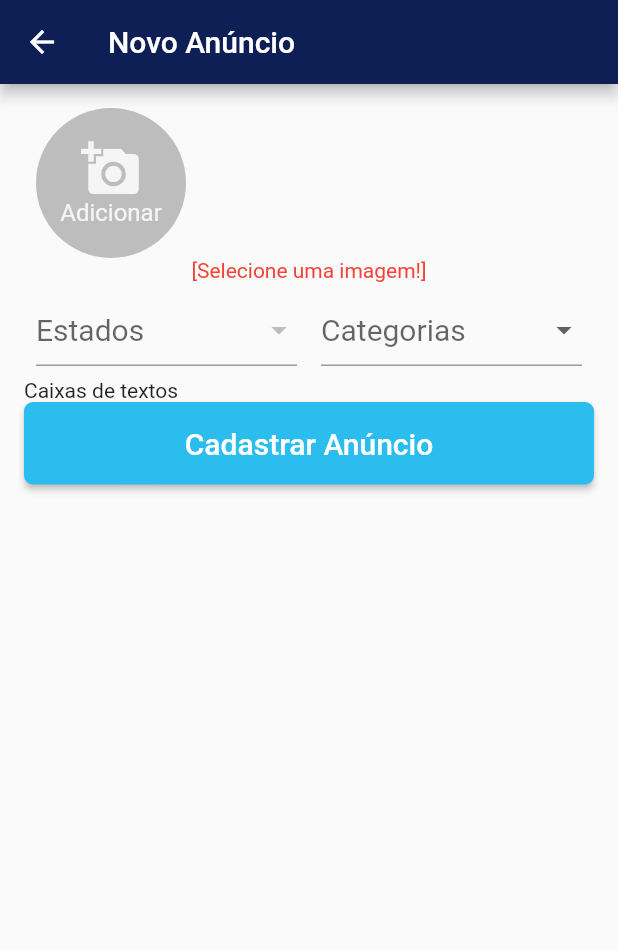
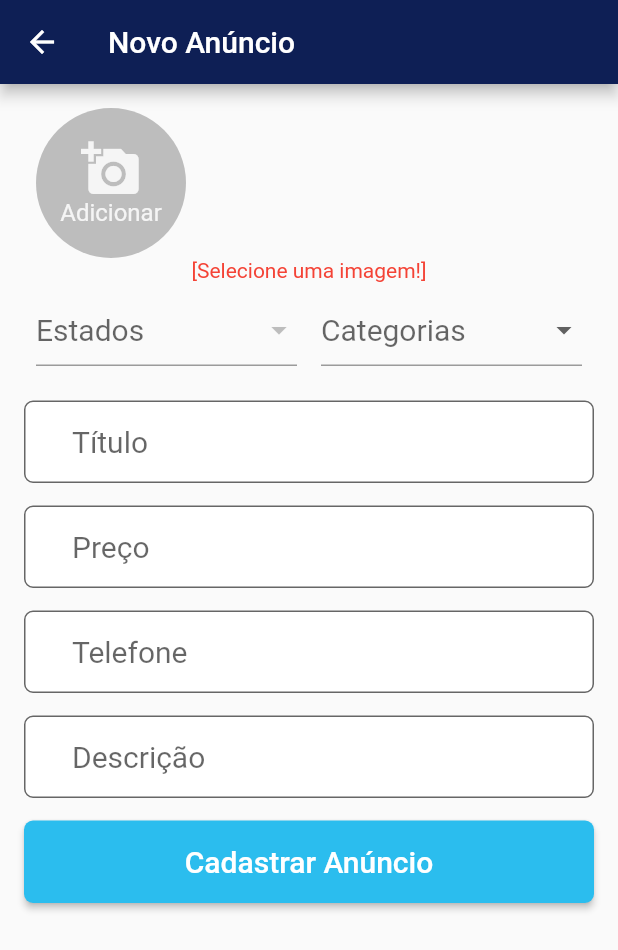
Before and after one commit to gabrielln13/EncontreiPet, a Flutter app: the NovoAnuncio screen opened by its route, after a tap on "Cadastrar Anúncio", on a phone screen of 412 x 824 dp. Shown: the top 950 px of the screen. Run offline on Flutter 3.47's test engine with Material 2 defaults, Android fonts, the phone set to English and light mode, and no system bars; our stand-ins replace brasil_fields, firebase_auth, firebase_core, image_picker; missing offline and left inert: dart:ffi, validadores; accounts and stored records are empty; statements that could not run were skipped.

Commit message:
Atualização NovoAnuncio.dar

```diff
--- /dev/null
+++ b/lib/models/Anuncio.dart
@@ -0,0 +1,61 @@
+
+class Anuncio{
+  String _id;
+  String _estado;
+  String _categoria;
+  String _titulo;
+  String _preco;
+  String _telefone;
+  String _descricao;
+  List<String> _fotos;
+
+  Anuncio();
+
+  List<String> get fotos => _fotos;
+
+  set fotos(List<String> value) {
+    _fotos = value;
+  }
+
+  String get descricao => _descricao;
+
+  set descricao(String value) {
+    _descricao = value;
+  }
+
+  String get telefone => _telefone;
+
+  set telefone(String value) {
+    _telefone = value;
+  }
+
+  String get preco => _preco;
+
+  set preco(String value) {
+    _preco = value;
+  }
+
+  String get titulo => _titulo;
+
+  set titulo(String value) {
+    _titulo = value;
+  }
+
+  String get categoria => _categoria;
+
+  set categoria(String value) {
+    _categoria = value;
+  }
+
+  String get estado => _estado;
+
+  set estado(String value) {
+    _estado = value;
+  }
+
+  String get id => _id;
+
+  set id(String value) {
+    _id = value;
+  }
+}
--- a/lib/views/NovoAnuncio.dart
+++ b/lib/views/NovoAnuncio.dart
@@ -1,10 +1,14 @@
 import 'dart:ffi';
 import 'package:brasil_fields/brasil_fields.dart';
 import 'package:encontrei_pet/views/widgets/BotaoCustomizado.dart';
+import 'package:encontrei_pet/views/widgets/InputCustomizado.dart';
 import 'package:flutter/material.dart';
 import 'dart:io';
 import 'package:image_picker/image_picker.dart';
 import 'package:validadores/validadores.dart';
+import 'package:flutter/services.dart';
+
+import '../models/Anuncio.dart';
 
 class NovoAnuncio extends StatefulWidget {
   const NovoAnuncio({Key? key}) : super(key: key);
@@ -13,12 +17,18 @@ class NovoAnuncio extends StatefulWidget {
   State<NovoAnuncio> createState() => _NovoAnuncioState();
 }
 
+TextEditingController _tituloController = TextEditingController();
+TextEditingController _precoController = TextEditingController();
+TextEditingController _telefoneController = TextEditingController();
+TextEditingController _descricaoController = TextEditingController();
+
 class _NovoAnuncioState extends State<NovoAnuncio> {
 
   final List<File> _listaImagens = [];
   final List<DropdownMenuItem<String>> _listaItensDropEstados = [];
   final List<DropdownMenuItem<String>> _listaItensDropCategorias = [];
   final _formKey = GlobalKey<FormState>();
+  late Anuncio _anuncio;
 
   String? _itemSelecionadoEstado;
   String? _itemSelecionadoCategoria;
@@ -43,6 +53,9 @@ class _NovoAnuncioState extends State<NovoAnuncio> {
     // TODO: implement initState
     super.initState();
     _carregarItensDropdown();
+
+    _anuncio = Anuncio();
+
   }
 
   _carregarItensDropdown(){
@@ -201,6 +214,9 @@ class _NovoAnuncioState extends State<NovoAnuncio> {
                           child: DropdownButtonFormField(
                             value: _itemSelecionadoEstado,
                             hint: Text("Estados"),
+                            onSaved: (estado){
+                              _anuncio.estado = estado.toString();
+                            },
                             style: TextStyle(
                             color: Colors.black,
                             fontSize:20
@@ -225,6 +241,9 @@ class _NovoAnuncioState extends State<NovoAnuncio> {
                         child: DropdownButtonFormField(
                           value: _itemSelecionadoCategoria,
                           hint: Text("Categorias"),
+                          onSaved: (categoria){
+                            _anuncio..categoria = categoria.toString();
+                          },
                           style: TextStyle(
                               color: Colors.black,
                               fontSize:20
@@ -246,11 +265,79 @@ class _NovoAnuncioState extends State<NovoAnuncio> {
                   ],
                 ),
                 //Caixas de textos e botões
-                Text("Caixas de textos"),
+
+                Padding(
+                    padding: EdgeInsets.only(bottom: 15, top: 15),
+                  child: InputCustomizado(
+                    controller: _tituloController,
+                    hint: "Título",
+                    validator: (valor){
+                      return Validador()
+                          .add(Validar.OBRIGATORIO, msg: "Campo Obrigatório")
+                          .valido(valor as String?);
+                    },
+                  ),
+                ),
+
+                Padding(
+                  padding: EdgeInsets.only(bottom: 15),
+                  child: InputCustomizado(
+                    controller: _precoController,
+                    hint: "Preço",
+                    type: TextInputType.number,
+                    inputFormatters: [
+                      FilteringTextInputFormatter.digitsOnly,
+                      CentavosInputFormatter(casasDecimais: 2),
+                    ],
+                    validator: (valor){
+                      return Validador()
+                          .add(Validar.OBRIGATORIO, msg: "Campo Obrigatório")
+                          .valido(valor as String?);
+                    },
+                  ),
+                ),
+
+                Padding(
+                  padding: EdgeInsets.only(bottom: 15),
+                  child: InputCustomizado(
+                    controller: _telefoneController,
+                    hint: "Telefone",
+                    type: TextInputType.phone,
+                    inputFormatters: [
+                      FilteringTextInputFormatter.digitsOnly,
+                      TelefoneInputFormatter()
+                    ],
+                    validator: (valor){
+                      return Validador()
+                          .add(Validar.OBRIGATORIO, msg: "Campo Obrigatório")
+                          .valido(valor as String?);
+                    },
+                  ),
+                ),
+
+                Padding(
+                  padding: EdgeInsets.only(bottom: 15),
+                  child: InputCustomizado(
+                    controller: _descricaoController,
+                    hint: "Descrição",
+                    maxLines: null,
+                    validator: (valor){
+                      return Validador()
+                          .add(Validar.OBRIGATORIO, msg: "Campo Obrigatório")
+                      .maxLength(200, msg: "Máximo de 200 caracteres")
+                          .valido(valor as String?);
+                    },
+                  ),
+                ),
+
                 BotaoCustomizado(
                   texto: "Cadastrar Anúncio",
                   onPressed: () {
                     if (_formKey.currentState!.validate()) {
+
+                      //Salvar campos
+                      _formKey.currentState?.save();
+
                     }
                   },
                 ),
--- a/lib/views/widgets/InputCustomizado.dart
+++ b/lib/views/widgets/InputCustomizado.dart
@@ -1,4 +1,5 @@
 import 'package:flutter/material.dart';
+import 'package:flutter/services.dart';
 
 class InputCustomizado extends StatelessWidget {
 
@@ -7,6 +8,10 @@ class InputCustomizado extends StatelessWidget {
   final bool obscure;
   final bool autofocus;
   final TextInputType type;
+  final int? maxLines;
+  final List<TextInputFormatter>? inputFormatters;
+  final FormFieldValidator<String>? validator;
+  final FormFieldValidator<String>? onSaved;
 
   InputCustomizado({
     Key? key,
@@ -14,16 +19,24 @@ class InputCustomizado extends StatelessWidget {
     required this.hint,
     this.obscure = false,
     this.autofocus = false,
-    this.type = TextInputType.text
+    this.type = TextInputType.text,
+    this.inputFormatters,
+    this.maxLines,
+    this.validator,
+    this.onSaved
   });
 
   @override
   Widget build(BuildContext context) {
-    return TextField(
+    return TextFormField(
       controller: this.controller,
       obscureText: this.obscure,
       autofocus: this.autofocus,
       keyboardType: this.type,
+      inputFormatters: this.inputFormatters,
+      validator: this.validator,
+      maxLines: this.maxLines,
+      onSaved: this.onSaved,
       style: TextStyle(fontSize: 20),
       decoration: InputDecoration(
           contentPadding: EdgeInsets.fromLTRB(32, 16, 32, 16),
```
